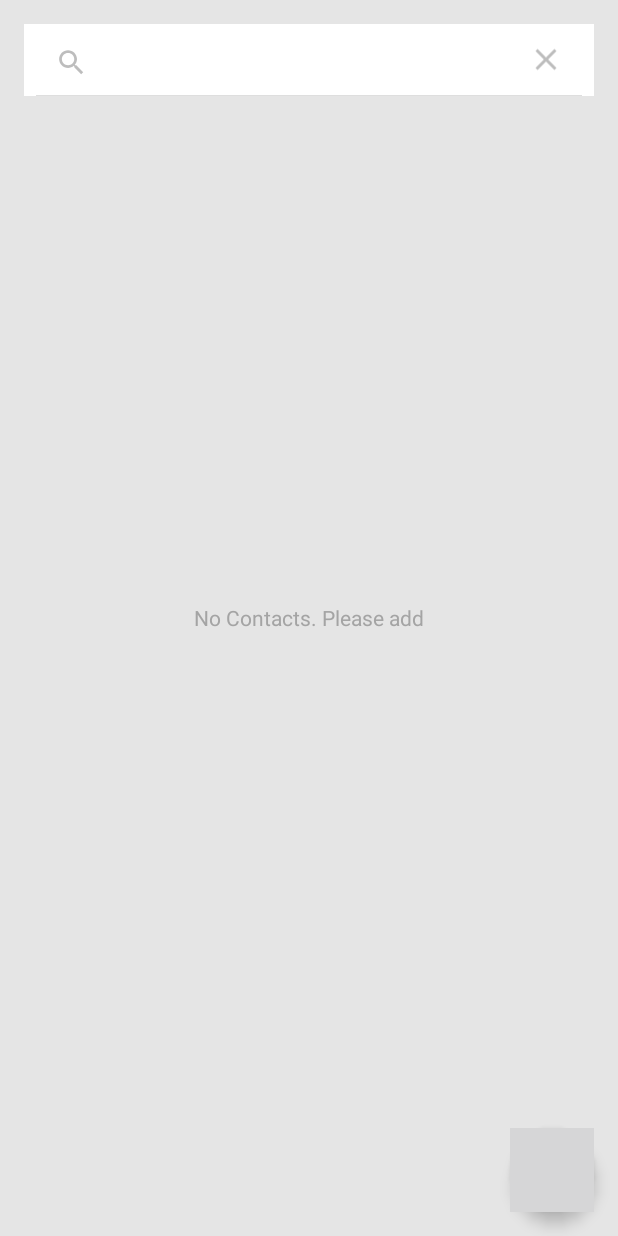
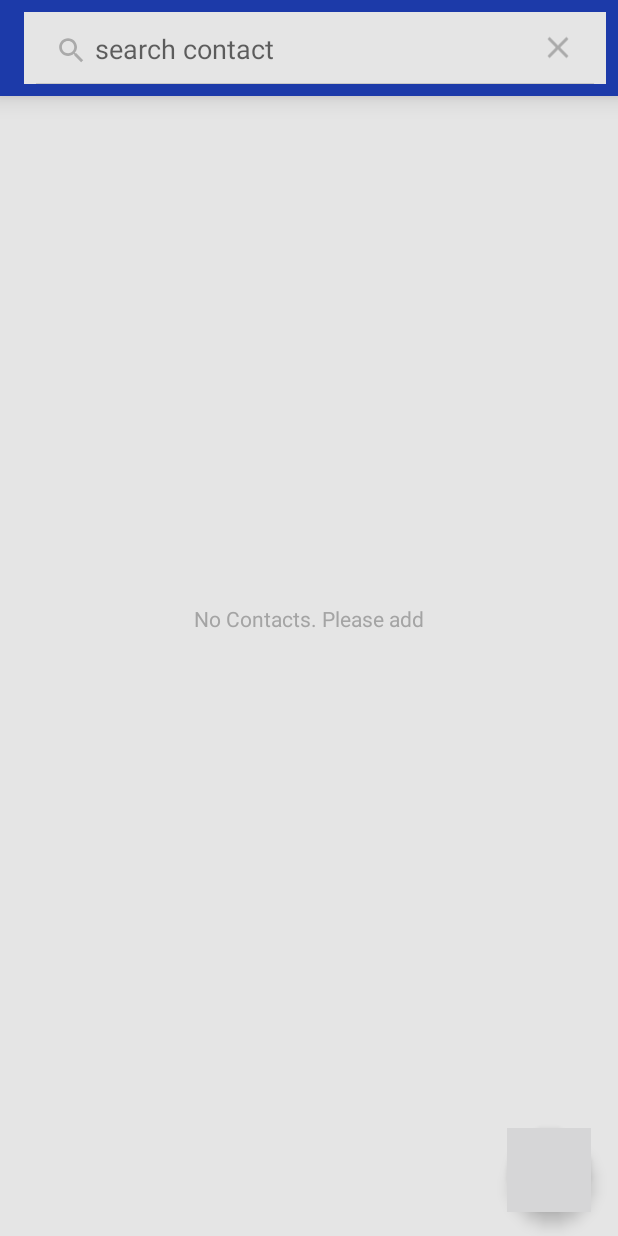
Before and after one commit to sergeyBalotnikov/Homework, an Android app: the ContactTask screen opened directly, with no data from a screen before it, after a tap on "Search", on a phone screen of 412 x 824 dp. Run offline under Robolectric (Android 15) with nearby library versions, the phone set to English and light mode, and no system bars.

Commit message:
try 1 complit task

```diff
--- a/HomeWork2_2/app/build.gradle
+++ b/HomeWork2_2/app/build.gradle
@@ -36,4 +36,5 @@ dependencies {
     implementation 'com.android.support:design:29.0.2'
     implementation 'com.android.support:cardview-v7:29.0.2'
     implementation 'androidx.recyclerview:recyclerview:1.1.0'
-    implementation 'com.google.android.material:material:1.0.0' }
+    implementation 'com.google.android.material:material:1.0.0'
+}
--- a/HomeWork2_2/app/src/main/java/ru/mail/sergey_balotnikov/homework2_2/task1/Contact.java
+++ b/HomeWork2_2/app/src/main/java/ru/mail/sergey_balotnikov/homework2_2/task1/Contact.java
@@ -2,20 +2,21 @@ package ru.mail.sergey_balotnikov.homework2_2.task1;
 
 import java.util.ArrayList;
 import java.util.Comparator;
+import java.util.List;
 
 public class Contact {
     private String name = "Name";
     private String eMailOrNumber = "number or email";
     private boolean isNumber = false;
-    private static ArrayList<Contact> contacts;
+    private static List<Contact> contacts = new ArrayList<>();
 
-    private static final void getInstance(){
+    /*private static final void getInstance(){
         if(contacts==null){
             contacts = new ArrayList<>();
         }
-    }
-    public static ArrayList<Contact> getContactsList(){
-        getInstance();
+    }*/
+    public static List<Contact> getContactsList(){
+        //getInstance();
         contacts.sort(new Comparator<Contact>() {
             @Override
             public int compare(Contact contact, Contact t1) {
@@ -26,9 +27,7 @@ public class Contact {
     }
 
     public static void addContact(Contact contact){
-        if (contacts==null) {
-            contacts = new ArrayList<>();
-        }
+
         contacts.add(contact);
     }
 
@@ -37,6 +36,13 @@ public class Contact {
         this.name = name;
         this.eMailOrNumber = eMailOrNumber;
         this.isNumber = isNumber;
+    }
+    public void editContact(Contact contact, int position){
+        contacts.remove(position);
+        contacts.add(contact);
+    }
+    public void removeContact(int position){
+        contacts.remove(position);
     }
 
     public String getName() {
--- a/HomeWork2_2/app/src/main/java/ru/mail/sergey_balotnikov/homework2_2/task1/ContactTask.java
+++ b/HomeWork2_2/app/src/main/java/ru/mail/sergey_balotnikov/homework2_2/task1/ContactTask.java
@@ -3,9 +3,15 @@ package ru.mail.sergey_balotnikov.homework2_2.task1;
 import android.content.Intent;
 import android.content.res.Configuration;
 import android.os.Bundle;
+import android.view.Menu;
+import android.view.MenuInflater;
+import android.view.MenuItem;
 import android.view.View;
+import android.view.inputmethod.EditorInfo;
 import android.widget.SearchView;
 import android.widget.TextView;
+import android.widget.Toolbar;
+
 import androidx.annotation.Nullable;
 import androidx.appcompat.app.AppCompatActivity;
 import androidx.recyclerview.widget.GridLayoutManager;
@@ -15,21 +21,19 @@ import com.google.android.material.floatingactionbutton.FloatingActionButton;
 import java.util.ArrayList;
 import ru.mail.sergey_balotnikov.homework2_2.R;
 
-public class ContactTask extends AppCompatActivity {//implements ListListener {
+public class ContactTask extends AppCompatActivity {
 
-    private ArrayList<Contact> contactList = new ArrayList<>();
     private RecyclerView contactRecyclerList;
-    private SearchView searchContactsView;
     private TextView ifEmptyContactList;
     private FloatingActionButton addContactFloatingButton;
     private int orientation;
     private ContactsAdapter adapter;
+    private SearchView search;
 
     @Override
     protected void onCreate(@Nullable Bundle savedInstanceState) {
         super.onCreate(savedInstanceState);
         setContentView(R.layout.activity_task1);
-
         getSupportActionBar().hide();
 
         addContactFloatingButton = findViewById(R.id.fb_add_contact);
@@ -40,12 +44,25 @@ public class ContactTask extends AppCompatActivity {//implements ListListener {
             }
         });
 
-        searchContactsView = findViewById(R.id.sv_search_field);
+        search = findViewById(R.id.sv_search);
+        search.setImeOptions(EditorInfo.IME_ACTION_DONE);
+        search.setOnQueryTextListener(new SearchView.OnQueryTextListener() {
+            @Override
+            public boolean onQueryTextSubmit(String s) {
+                return false;
+            }
+
+            @Override
+            public boolean onQueryTextChange(String s) {
+                adapter.getFilter().filter(s);
+                return false;
+            }
+        });
+
         ifEmptyContactList = findViewById(R.id.tv_empty_contact_list);
 
-        contactList=Contact.getContactsList();
         contactRecyclerList = findViewById(R.id.rv_contacts);
-        adapter = new ContactsAdapter(contactList);
+        adapter = new ContactsAdapter(this);
         contactRecyclerList.setAdapter(adapter);
     }
 
--- a/HomeWork2_2/app/src/main/java/ru/mail/sergey_balotnikov/homework2_2/task1/ContactsAdapter.java
+++ b/HomeWork2_2/app/src/main/java/ru/mail/sergey_balotnikov/homework2_2/task1/ContactsAdapter.java
@@ -1,4 +1,6 @@
 package ru.mail.sergey_balotnikov.homework2_2.task1;
+import android.content.Context;
+import android.content.Intent;
 import android.view.LayoutInflater;
 import android.view.View;
 import android.view.ViewGroup;
@@ -9,16 +11,22 @@ import android.widget.TextView;
 import androidx.annotation.NonNull;
 import androidx.recyclerview.widget.RecyclerView;
 import java.util.ArrayList;
+import java.util.List;
+
 import ru.mail.sergey_balotnikov.homework2_2.R;
 
 public class ContactsAdapter extends RecyclerView.Adapter<ContactsAdapter.ContactsViewHolder> implements Filterable {
 
-    private ArrayList<Contact> contactList;
-    private ArrayList<Contact> contactListFiltered;
+    private List<Contact> contactList;
+    private List<Contact> contactListFiltered;
+    private Context parent;
 
-    public ContactsAdapter(ArrayList<Contact> contactList) {
+    public ContactsAdapter(Context context) {
         super();
-        this.contactList = contactList;
+        parent = context;
+        this.contactList = Contact.getContactsList();
+        this.contactListFiltered = Contact.getContactsList();
+
     }
 
     @NonNull
@@ -32,15 +40,15 @@ public class ContactsAdapter extends RecyclerView.Adapter<ContactsAdapter.Contac
 
     @Override
     public void onBindViewHolder(@NonNull ContactsViewHolder holder, int position) {
-        holder.contactName.setText(contactList.get(position).getName());
-        holder.contactNumberOrEmail.setText(contactList.get(position).geteMailOrNumber());
-        holder.icon.setBackgroundResource(contactList.get(position).isNumber() ?
+        holder.contactName.setText(contactListFiltered.get(position).getName());
+        holder.contactNumberOrEmail.setText(contactListFiltered.get(position).geteMailOrNumber());
+        holder.icon.setBackgroundResource(contactListFiltered.get(position).isNumber() ?
                 R.drawable.ic_contact_phone_black_24dp : R.drawable.ic_contact_mail_black_24dp);
     }
 
     @Override
     public int getItemCount() {
-        return contactList!=null?contactList.size():0;
+        return contactListFiltered!=null?contactListFiltered.size():0;
     }
 
     public void addItem(){
@@ -48,7 +56,7 @@ public class ContactsAdapter extends RecyclerView.Adapter<ContactsAdapter.Contac
         notifyDataSetChanged();
     }
 
-     protected class ContactsViewHolder extends RecyclerView.ViewHolder{
+    protected class ContactsViewHolder extends RecyclerView.ViewHolder{
 
         private ImageView icon;
         private TextView contactName;
@@ -56,6 +64,12 @@ public class ContactsAdapter extends RecyclerView.Adapter<ContactsAdapter.Contac
 
         private ContactsViewHolder(@NonNull View itemView) {
             super(itemView);
+            itemView.setOnClickListener(new View.OnClickListener() {
+                @Override
+                public void onClick(View view) {
+                    parent.startActivity(new Intent(parent, EditContact.class).putExtra("position", getAdapterPosition()));
+                }
+            });
             contactName = itemView.findViewById(R.id.tv_contact_name);
             contactNumberOrEmail = itemView.findViewById(R.id.tv_contact_email_or_number);
             icon = itemView.findViewById(R.id.iv_icon);
@@ -67,28 +81,27 @@ public class ContactsAdapter extends RecyclerView.Adapter<ContactsAdapter.Contac
         return new Filter() {
 
         @Override
-        public FilterResults performFiltering(CharSequence  charSequence) {
-            String charString = charSequence.toString();
-            if(charString.isEmpty()){
-                contactListFiltered = contactList;
+        protected FilterResults performFiltering(CharSequence  charSequence) {
+            String charString = charSequence.toString().toLowerCase().trim();
+            if(charString==null||charString.length()==0){
+                contactListFiltered=contactList;
             } else{
-                ArrayList<Contact> filteredList = new ArrayList<>();
-                for(Contact contact:contactList){
-                    if(contact.getName().toLowerCase().contains(charString.toLowerCase())){
+                List<Contact> filteredList = new ArrayList<>();
+                for(Contact contact:contactList) {
+                    if (contact.getName().toLowerCase().contains(charString)) {
                         filteredList.add(contact);
                     }
                 }
-                contactListFiltered = filteredList;
-
+                contactListFiltered=filteredList;
             }
-            FilterResults results = new FilterResults();
-            results.values = contactListFiltered;
-            return results;
+            FilterResults filterResults = new FilterResults();
+            filterResults.values = contactListFiltered;
+            return filterResults;
         }
 
         @Override
         public void publishResults(CharSequence charSequence, FilterResults filterResults) {
-            contactListFiltered = (ArrayList<Contact>) filterResults.values;
+            contactListFiltered=(ArrayList<Contact>)filterResults.values;
             notifyDataSetChanged();
         }
     };
--- a/HomeWork2_2/app/src/main/res/layout-land/activity_task1.xml
+++ b/HomeWork2_2/app/src/main/res/layout-land/activity_task1.xml
@@ -1,56 +1,75 @@
-<FrameLayout
+<androidx.constraintlayout.widget.ConstraintLayout
     xmlns:android="http://schemas.android.com/apk/res/android"
     android:layout_width="match_parent"
     android:layout_height="match_parent"
     android:background="@color/colorBackGround"
     xmlns:app="http://schemas.android.com/apk/res-auto">
 
+    <androidx.appcompat.widget.Toolbar
+        android:id="@+id/tb"
+        android:layout_width="match_parent"
+        android:layout_height="64dp"
+        app:layout_constraintTop_toTopOf="parent"
+        app:layout_constraintRight_toRightOf="parent"
+        app:layout_constraintLeft_toLeftOf="parent"
+        android:background="@color/colorPrimary"
+        android:elevation="10dp"
+        >
+
+        <SearchView
+            android:background="@color/colorBackGround"
+            android:queryHint="@string/search_contact"
+            android:autofillHints="@string/search_contact"
+            android:id="@+id/sv_search"
+            android:layout_margin="8dp"
+            android:layout_width="match_parent"
+            android:layout_height="match_parent"/>
+    </androidx.appcompat.widget.Toolbar>
     <LinearLayout
+
         android:orientation="vertical"
         android:layout_width="match_parent"
-        android:layout_height="wrap_content">
+        android:layout_height="wrap_content"
+        app:layout_constraintTop_toBottomOf="@+id/tb"
+        app:layout_constraintRight_toRightOf="parent"
+        app:layout_constraintLeft_toLeftOf="parent"
 
-        <androidx.appcompat.widget.Toolbar
-            android:layout_width="match_parent"
-            android:layout_height="wrap_content"
-            android:background="@color/colorPrimary">
-            <SearchView
-                android:id="@+id/sv_search_field"
-                android:layout_margin="@dimen/dimenSoSmallMargin"
-                android:gravity="center"
-                android:background="@color/colorWhite"
-                android:layout_width="match_parent"
-                android:layout_height="wrap_content"
-                >
-            </SearchView>
-        </androidx.appcompat.widget.Toolbar>
+        >
 
         <androidx.recyclerview.widget.RecyclerView
             android:id="@+id/rv_contacts"
             android:layout_width="match_parent"
             android:layout_height="match_parent"
-            android:visibility="visible"
             android:layout_margin="@dimen/dimenSoSmallMargin"
-            >
+            android:visibility="visible">
 
         </androidx.recyclerview.widget.RecyclerView>
 
     </LinearLayout>
     <TextView
         android:id="@+id/tv_empty_contact_list"
-        android:layout_gravity="center"
         android:text="@string/no_contacts_please_add"
         android:layout_width="wrap_content"
         android:textColor="@color/colorAnnotationText"
-        android:layout_height="wrap_content"/>
+        android:layout_height="wrap_content"
+        app:layout_constraintBottom_toBottomOf="parent"
+        app:layout_constraintLeft_toLeftOf="parent"
+        app:layout_constraintRight_toRightOf="parent"
+        app:layout_constraintTop_toTopOf="parent"
+        />
+
     <com.google.android.material.floatingactionbutton.FloatingActionButton
         android:id="@+id/fb_add_contact"
         android:layout_width="wrap_content"
         android:layout_height="wrap_content"
-        android:layout_gravity="bottom|end"
         android:layout_margin="16dp"
+        android:layout_marginRight="@dimen/dimenLargeMargin"
+        android:layout_marginBottom="16dp"
+        android:clickable="true"
         android:foreground="@drawable/ic_person_add_black_24dp"
         android:foregroundGravity="center"
-        android:clickable="true"
-        />
-</FrameLayout>
+        app:layout_constraintHorizontal_bias="0.993"
+        app:layout_constraintBottom_toBottomOf="parent"
+        app:layout_constraintLeft_toLeftOf="parent"
+        app:layout_constraintRight_toRightOf="parent" />
+</androidx.constraintlayout.widget.ConstraintLayout>
--- a/HomeWork2_2/app/src/main/res/layout/activity_task1.xml
+++ b/HomeWork2_2/app/src/main/res/layout/activity_task1.xml
@@ -1,54 +1,75 @@
-<FrameLayout
+<androidx.constraintlayout.widget.ConstraintLayout
     xmlns:android="http://schemas.android.com/apk/res/android"
     android:layout_width="match_parent"
     android:layout_height="match_parent"
     android:background="@color/colorBackGround"
     xmlns:app="http://schemas.android.com/apk/res-auto">
 
+    <androidx.appcompat.widget.Toolbar
+        android:id="@+id/tb"
+        android:layout_width="match_parent"
+        android:layout_height="64dp"
+        app:layout_constraintTop_toTopOf="parent"
+        app:layout_constraintRight_toRightOf="parent"
+        app:layout_constraintLeft_toLeftOf="parent"
+        android:background="@color/colorPrimary"
+        android:elevation="10dp"
+        >
+
+        <SearchView
+            android:background="@color/colorBackGround"
+            android:queryHint="@string/search_contact"
+            android:autofillHints="@string/search_contact"
+            android:id="@+id/sv_search"
+            android:layout_margin="8dp"
+            android:layout_width="match_parent"
+            android:layout_height="match_parent"/>
+    </androidx.appcompat.widget.Toolbar>
     <LinearLayout
+
         android:orientation="vertical"
         android:layout_width="match_parent"
-        android:layout_height="wrap_content">
-
-        <SearchView
-            android:id="@+id/sv_search_field"
-            android:layout_margin="@dimen/dimenSoSmallMargin"
-            android:gravity="center"
-            android:background="@color/colorWhite"
-            android:layout_width="match_parent"
         android:layout_height="wrap_content"
-            android:clickable="true"
+        app:layout_constraintTop_toBottomOf="@+id/tb"
+        app:layout_constraintRight_toRightOf="parent"
+        app:layout_constraintLeft_toLeftOf="parent"
 
         >
-
-        </SearchView>
 
         <androidx.recyclerview.widget.RecyclerView
             android:id="@+id/rv_contacts"
             android:layout_width="match_parent"
             android:layout_height="match_parent"
-        android:visibility="visible"
             android:layout_margin="@dimen/dimenSoSmallMargin"
-        >
+            android:visibility="visible">
 
         </androidx.recyclerview.widget.RecyclerView>
 
     </LinearLayout>
     <TextView
         android:id="@+id/tv_empty_contact_list"
-        android:layout_gravity="center"
         android:text="@string/no_contacts_please_add"
         android:layout_width="wrap_content"
         android:textColor="@color/colorAnnotationText"
-        android:layout_height="wrap_content"/>
+        android:layout_height="wrap_content"
+        app:layout_constraintBottom_toBottomOf="parent"
+        app:layout_constraintLeft_toLeftOf="parent"
+        app:layout_constraintRight_toRightOf="parent"
+        app:layout_constraintTop_toTopOf="parent"
+        />
+
     <com.google.android.material.floatingactionbutton.FloatingActionButton
         android:id="@+id/fb_add_contact"
         android:layout_width="wrap_content"
         android:layout_height="wrap_content"
-        android:layout_gravity="bottom|end"
         android:layout_margin="16dp"
+        android:layout_marginRight="@dimen/dimenLargeMargin"
+        android:layout_marginBottom="16dp"
+        android:clickable="true"
         android:foreground="@drawable/ic_person_add_black_24dp"
         android:foregroundGravity="center"
-        android:clickable="true"
-        />
-</FrameLayout>
+        app:layout_constraintHorizontal_bias="0.993"
+        app:layout_constraintBottom_toBottomOf="parent"
+        app:layout_constraintLeft_toLeftOf="parent"
+        app:layout_constraintRight_toRightOf="parent" />
+</androidx.constraintlayout.widget.ConstraintLayout>
--- a/HomeWork2_2/app/src/main/res/values/colors.xml
+++ b/HomeWork2_2/app/src/main/res/values/colors.xml
@@ -14,5 +14,6 @@
     <color name="colorBlack">#000000</color>
     <color name="colorChangedRadioBtn">#2C98F0</color>
     <color name="colorCustomViewCenter">#A03A96</color>
+    <color name="buttonRemoveColor">#FE2727</color>
 
 </resources>
--- a/HomeWork2_2/app/src/main/res/values/dimen.xml
+++ b/HomeWork2_2/app/src/main/res/values/dimen.xml
@@ -2,7 +2,7 @@
 <resources>
     <dimen name="dimenSoSmallMargin">16dp</dimen>
     <dimen name="dimenSmallMargin">18dp</dimen>
-    <dimen name="dimenMediumMargin">25dp</dimen>
+    <dimen name="dimenMediumMargin">20dp</dimen>
     <dimen name="dimenLargeMargin">26dp</dimen>
     <dimen name="titleTextSize">14sp</dimen>
     <dimen name="annotationTextSize">10sp</dimen>
```
Also changed, not shown: HomeWork2_2/app/src/main/AndroidManifest.xml (+7 -1 lines), HomeWork2_2/app/src/main/java/ru/mail/sergey_balotnikov/homework2_2/MainActivity.java (+8 -1 lines), HomeWork2_2/app/src/main/java/ru/mail/sergey_balotnikov/homework2_2/task1/AddContactActivity.java (+1 -10 lines), HomeWork2_2/app/src/main/java/ru/mail/sergey_balotnikov/homework2_2/task2/CustomView.java (+3 -9 lines), HomeWork2_2/app/src/main/res/menu/contact_search_menu.xml (deleted, +0 -12 lines), HomeWork2_2/app/src/main/res/values/strings.xml (+7 -0 lines), HomeWork2_2/app/src/main/res/values/styles.xml (+15 -0 lines). Lines whose indentation alone changed are shown as unchanged.
